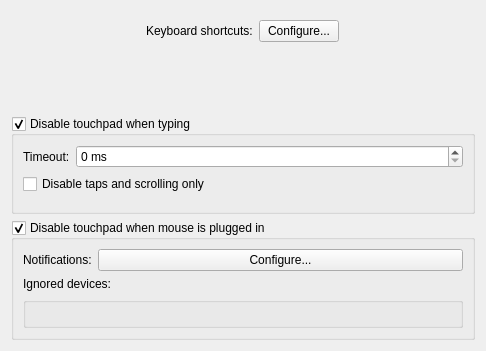
The window that kcms/touchpad/kcm/xlib/ui/kded.ui (Sonic-DE/sonic-desktop-interface) describes before a commit, drawn with Qt 5.
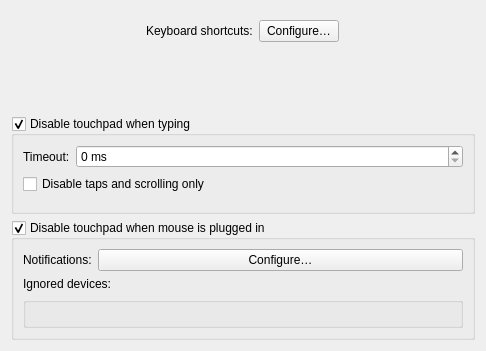
The same window after the commit. Icons and pictures are not drawn. Custom widgets are drawn as their Qt base class.

Patch:
```diff
--- a/kcms/touchpad/kcm/xlib/ui/kded.ui
+++ b/kcms/touchpad/kcm/xlib/ui/kded.ui
@@ -32,7 +32,7 @@
          </sizepolicy>
         </property>
         <property name="text">
-         <string>Configure...</string>
+         <string>Configure…</string>
         </property>
         <property name="icon">
          <iconset theme="configure">
@@ -143,7 +143,7 @@
         <item row="0" column="1">
          <widget class="QPushButton" name="configureNotificationsButton">
           <property name="text">
-           <string>Configure...</string>
+           <string>Configure…</string>
           </property>
           <property name="icon">
            <iconset theme="configure"/>
```
